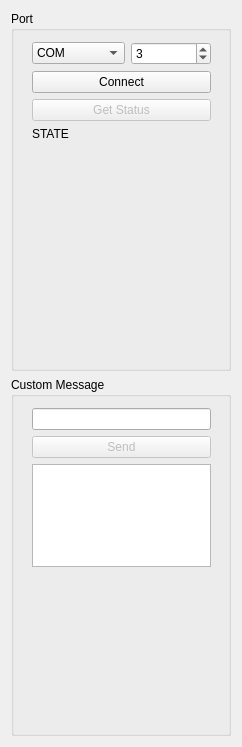
Before: the Qt Designer form Plugins/org.mitk.gui.qt.lasercontrol/src/internal/QmitkLaserControlControls.ui in MITK/MITK, drawn with Qt 5.
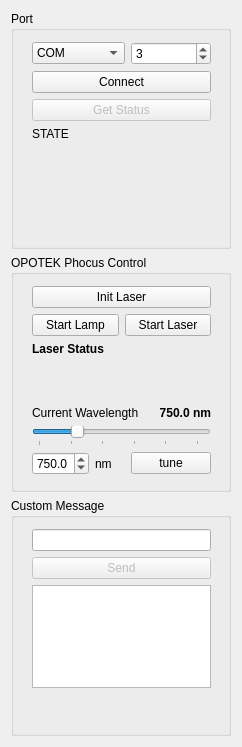
After: the same form once the commit is applied.

Diff of the .ui file:
```diff
--- a/Plugins/org.mitk.gui.qt.lasercontrol/src/internal/QmitkLaserControlControls.ui
+++ b/Plugins/org.mitk.gui.qt.lasercontrol/src/internal/QmitkLaserControlControls.ui
@@ -114,6 +114,172 @@
        </widget>
       </widget>
      </item>
+     <item>
+      <widget class="QGroupBox" name="groupBox_3">
+       <property name="title">
+        <string>OPOTEK Phocus Control</string>
+       </property>
+       <widget class="QWidget" name="verticalLayoutWidget_3">
+        <property name="geometry">
+         <rect>
+          <x>10</x>
+          <y>20</y>
+          <width>201</width>
+          <height>211</height>
+         </rect>
+        </property>
+        <layout class="QVBoxLayout" name="verticalLayout_5">
+         <item>
+          <widget class="QPushButton" name="buttonInitLaser">
+           <property name="text">
+            <string>Init Laser</string>
+           </property>
+          </widget>
+         </item>
+         <item>
+          <layout class="QHBoxLayout" name="horizontalLayout_4">
+           <item>
+            <widget class="QPushButton" name="buttonFlashlamp">
+             <property name="text">
+              <string>Start Lamp</string>
+             </property>
+            </widget>
+           </item>
+           <item>
+            <widget class="QPushButton" name="buttonQSwitch">
+             <property name="text">
+              <string>Start Laser</string>
+             </property>
+            </widget>
+           </item>
+          </layout>
+         </item>
+         <item>
+          <widget class="QLabel" name="labelStatus">
+           <property name="font">
+            <font>
+             <pointsize>9</pointsize>
+             <weight>75</weight>
+             <bold>true</bold>
+            </font>
+           </property>
+           <property name="text">
+            <string>Laser Status</string>
+           </property>
+          </widget>
+         </item>
+         <item>
+          <spacer name="verticalSpacer_2">
+           <property name="orientation">
+            <enum>Qt::Vertical</enum>
+           </property>
+           <property name="sizeHint" stdset="0">
+            <size>
+             <width>20</width>
+             <height>40</height>
+            </size>
+           </property>
+          </spacer>
+         </item>
+         <item>
+          <layout class="QHBoxLayout" name="horizontalLayout_3">
+           <item>
+            <widget class="QLabel" name="label_3">
+             <property name="text">
+              <string>Current Wavelength</string>
+             </property>
+            </widget>
+           </item>
+           <item>
+            <widget class="QLabel" name="label_2">
+             <property name="font">
+              <font>
+               <pointsize>9</pointsize>
+               <weight>75</weight>
+               <bold>true</bold>
+               <stylestrategy>PreferDefault</stylestrategy>
+               <kerning>true</kerning>
+              </font>
+             </property>
+             <property name="text">
+              <string>750.0 nm</string>
+             </property>
+             <property name="alignment">
+              <set>Qt::AlignRight|Qt::AlignTrailing|Qt::AlignVCenter</set>
+             </property>
+            </widget>
+           </item>
+          </layout>
+         </item>
+         <item>
+          <widget class="QSlider" name="sliderWavelength">
+           <property name="minimum">
+            <number>6900</number>
+           </property>
+           <property name="maximum">
+            <number>9500</number>
+           </property>
+           <property name="singleStep">
+            <number>5</number>
+           </property>
+           <property name="pageStep">
+            <number>100</number>
+           </property>
+           <property name="sliderPosition">
+            <number>7500</number>
+           </property>
+           <property name="orientation">
+            <enum>Qt::Horizontal</enum>
+           </property>
+           <property name="tickPosition">
+            <enum>QSlider::TicksBelow</enum>
+           </property>
+           <property name="tickInterval">
+            <number>500</number>
+           </property>
+          </widget>
+         </item>
+         <item>
+          <layout class="QHBoxLayout" name="horizontalLayout">
+           <item>
+            <widget class="QDoubleSpinBox" name="spinBoxWavelength">
+             <property name="decimals">
+              <number>1</number>
+             </property>
+             <property name="minimum">
+              <double>690.000000000000000</double>
+             </property>
+             <property name="maximum">
+              <double>950.000000000000000</double>
+             </property>
+             <property name="singleStep">
+              <double>0.500000000000000</double>
+             </property>
+             <property name="value">
+              <double>750.000000000000000</double>
+             </property>
+            </widget>
+           </item>
+           <item>
+            <widget class="QLabel" name="label">
+             <property name="text">
+              <string>nm</string>
+             </property>
+            </widget>
+           </item>
+           <item>
+            <widget class="QPushButton" name="buttonTune">
+             <property name="text">
+              <string>tune</string>
+             </property>
+            </widget>
+           </item>
+          </layout>
+         </item>
+        </layout>
+       </widget>
+      </widget>
+     </item>
      <item>
       <widget class="QGroupBox" name="groupBox">
        <property name="title">
```
